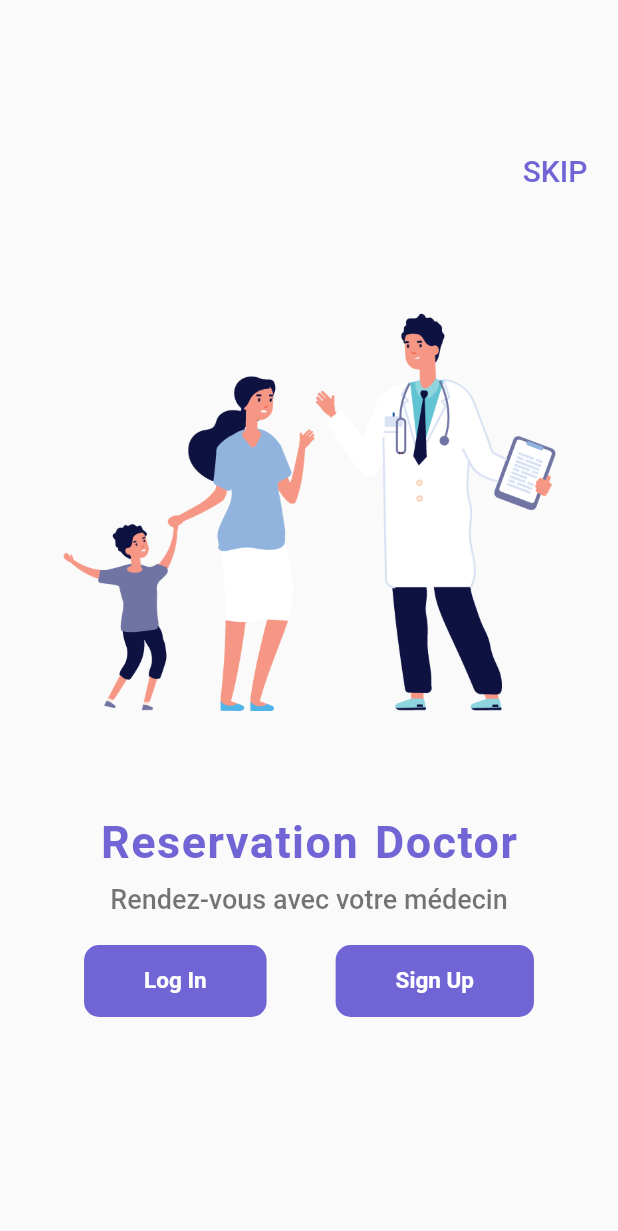
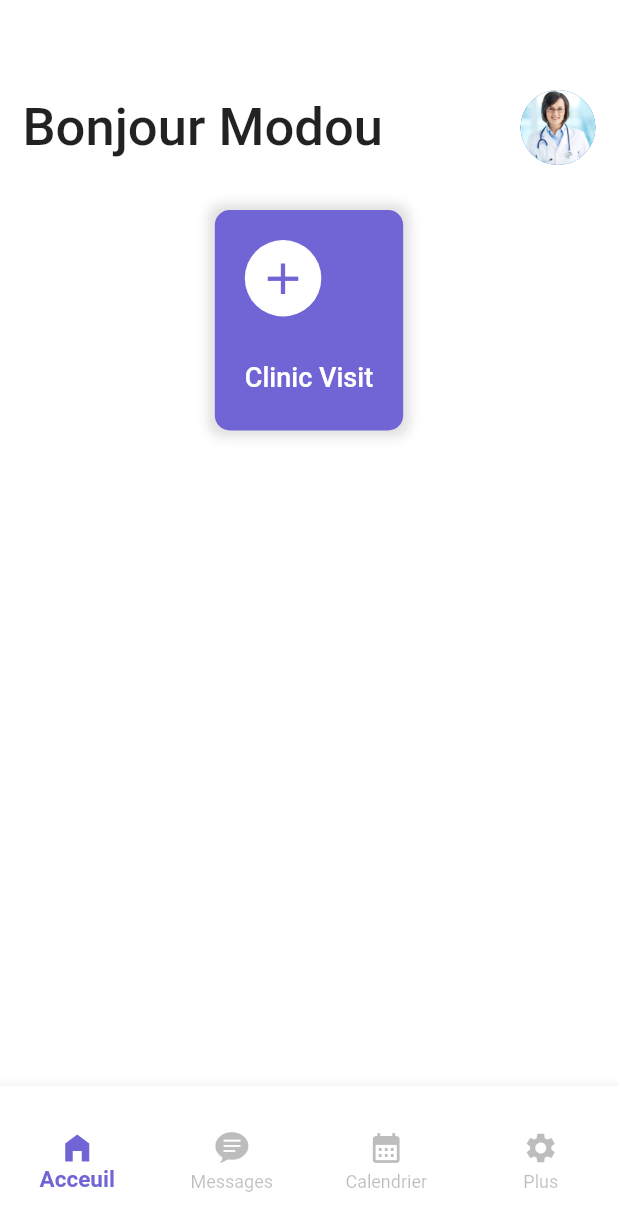
Before and after one commit to BailoMbaye/sante, a Flutter app: the screen it shows after launch, after a tap on "SKIP", on a phone screen of 412 x 824 dp. Shown: the top 1231 px of the screen. Run offline on Flutter 3.47's test engine with Material 2 defaults, Android fonts, the phone set to English and light mode, and no system bars.

Commit message:
Creation page skip, continuite page inscription, correction

```diff
--- /dev/null
+++ b/lib/screens/home_screen.dart
@@ -0,0 +1,105 @@
+import 'package:flutter/material.dart';
+
+class HomeScreen extends StatelessWidget {
+  List symptoms = [
+    "Temperature",
+    "Rhume",
+    "Fièvre",
+    "Tousse",
+    "Diarhée",
+  ];
+
+  List imgs = [
+    "doctor1.jpg",
+    "doctor2.jpg",
+    "doctor3.jpg",
+    "doctor4.jpg",
+  ];
+
+  @override
+  Widget build(BuildContext context) {
+    return SingleChildScrollView(
+      padding: EdgeInsets.only(top: 60),
+      child: Column(
+        crossAxisAlignment: CrossAxisAlignment.start,
+        children: [
+          Padding(
+            padding: EdgeInsets.symmetric(horizontal: 15),
+            child: Row(
+              mainAxisAlignment: MainAxisAlignment.spaceBetween,
+              children: [
+                Text(
+                  "Bonjour Modou",
+                  style: TextStyle(
+                    fontSize: 35,
+                    fontWeight: FontWeight.w500,
+                  ),
+                ),
+                CircleAvatar(
+                  radius: 25,
+                  backgroundImage: AssetImage("images/doctor1.jpg"),
+                ),
+              ],
+            ),
+          ),
+          SizedBox(
+            height: 30,
+          ),
+          Row(
+            mainAxisAlignment: MainAxisAlignment.spaceEvenly,
+            children: [
+              InkWell(
+                onTap: () {},
+                child: Container(
+                  padding: EdgeInsets.all(20),
+                  decoration: BoxDecoration(
+                    color: Color(0xFF7165D6),
+                    borderRadius: BorderRadius.circular(10),
+                    boxShadow: [
+                      BoxShadow(
+                        color: Colors.black12,
+                        blurRadius: 6,
+                        spreadRadius: 4,
+                      )
+                    ],
+                  ),
+                  child: Column(
+                    crossAxisAlignment: CrossAxisAlignment.start,
+                    children: [
+                      Container(
+                        padding: EdgeInsets.all(8),
+                        decoration: BoxDecoration(
+                          color: Colors.white,
+                          shape: BoxShape.circle,
+                        ),
+                        child: Icon(
+                          Icons.add,
+                          color: Color(0xFF7165D6),
+                          size: 35,
+                        ),
+                      ),
+                      SizedBox(
+                        height: 30,
+                      ),
+                      Text(
+                        "Clinic Visit",
+                        style: TextStyle(
+                          fontSize: 18,
+                          color: Colors.white,
+                          fontWeight: FontWeight.w500,
+                        ),
+                      ),
+                      SizedBox(
+                        height: 5,
+                      ),
+                    ],
+                  ),
+                ),
+              ),
+            ],
+          ),
+        ],
+      ),
+    );
+  }
+}
--- a/lib/screens/login_screen.dart
+++ b/lib/screens/login_screen.dart
@@ -83,7 +83,7 @@ class _LoginScreenState extends State<LoginScreen> {
                           EdgeInsets.symmetric(vertical: 15, horizontal: 40),
                       child: Center(
                         child: Text(
-                          "Log In",
+                          "Se connecter",
                           style: TextStyle(
                             color: Colors.white,
                             fontSize: 20,
@@ -103,7 +103,7 @@ class _LoginScreenState extends State<LoginScreen> {
               mainAxisAlignment: MainAxisAlignment.center,
               children: [
                 Text(
-                  "Vous n'avez pas de compte ?",
+                  "N'avez-vous pas de compte ?",
                   style: TextStyle(
                     fontSize: 16,
                     fontWeight: FontWeight.w500,
--- a/lib/screens/welcome_screen.dart
+++ b/lib/screens/welcome_screen.dart
@@ -1,6 +1,7 @@
 import 'package:flutter/material.dart';
 import 'package:sante/screens/login_screen.dart';
 import 'package:sante/screens/sign_up_screen.dart';
+import 'package:sante/widgets/navbar_roots.dart';
 
 class WelcomeScreen extends StatelessWidget {
   @override
@@ -19,8 +20,11 @@ class WelcomeScreen extends StatelessWidget {
               alignment: Alignment.centerRight,
               child: TextButton(
                 onPressed: () {
-                  // Navigator.push(
-                  //     context, MaterialPageRoute(builder: (context)=> ));
+                  Navigator.push(
+                      context,
+                      MaterialPageRoute(
+                        builder: (context) => NavBarRoots(),
+                      ));
                 },
                 child: Text(
                   "SKIP",
--- /dev/null
+++ b/lib/widgets/navbar_roots.dart
@@ -0,0 +1,65 @@
+import 'package:flutter/cupertino.dart';
+import 'package:flutter/material.dart';
+import 'package:sante/screens/home_screen.dart';
+
+class NavBarRoots extends StatefulWidget {
+  @override
+  State<NavBarRoots> createState() => _NavBarRootsState();
+}
+
+class _NavBarRootsState extends State<NavBarRoots> {
+  int _selectedIndex = 0;
+  final _screens = [
+    // HOME SCREEN
+    HomeScreen(),
+    // MESSAGE SCREEN
+    Container(),
+    // SCHEDULE SCREEN
+    Container(),
+    // SETTINGS SCREEN
+    Container(),
+  ];
+
+  @override
+  Widget build(BuildContext context) {
+    return Scaffold(
+      backgroundColor: Colors.white,
+      body: _screens[_selectedIndex],
+      bottomNavigationBar: Container(
+        height: 100,
+        child: BottomNavigationBar(
+          backgroundColor: Colors.white,
+          type: BottomNavigationBarType.fixed,
+          selectedItemColor: Color(0xFF7165D6),
+          unselectedItemColor: Colors.black26,
+          selectedLabelStyle:
+              TextStyle(fontWeight: FontWeight.bold, fontSize: 15),
+          currentIndex: _selectedIndex,
+          onTap: (index) {
+            setState(() {
+              _selectedIndex = index;
+            });
+          },
+          items: [
+            BottomNavigationBarItem(
+              icon: Icon(Icons.home_filled),
+              label: "Acceuil",
+            ),
+            BottomNavigationBarItem(
+              icon: Icon(CupertinoIcons.chat_bubble_text_fill),
+              label: "Messages",
+            ),
+            BottomNavigationBarItem(
+              icon: Icon(Icons.calendar_month),
+              label: "Calendrier",
+            ),
+            BottomNavigationBarItem(
+              icon: Icon(Icons.settings),
+              label: "Plus",
+            ),
+          ],
+        ),
+      ),
+    );
+  }
+}
```
Also changed, not shown: lib/screens/sign_up_screen.dart (+124 -0 lines).
